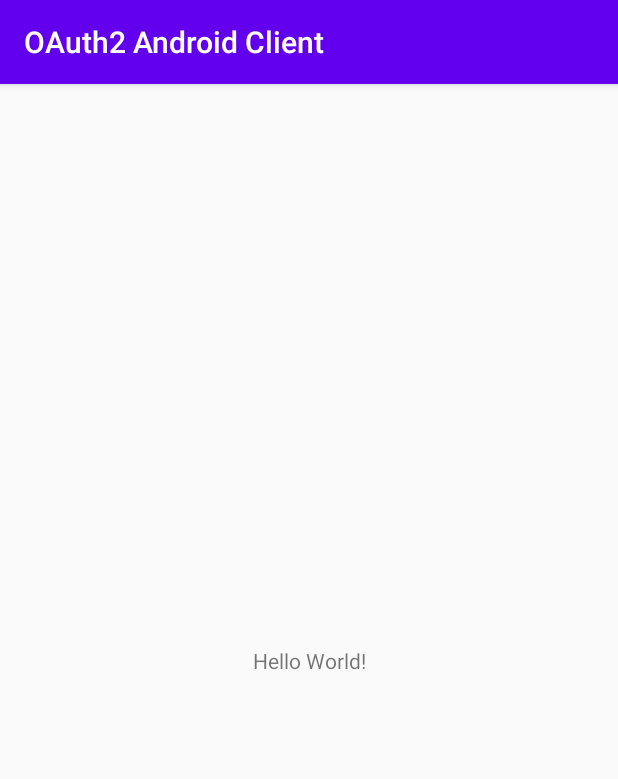
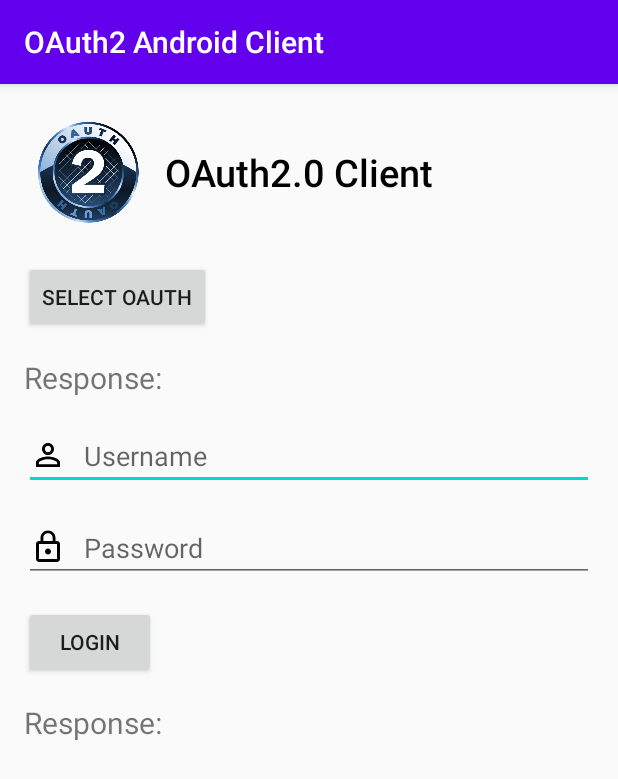
Before and after one commit to naswithrpi/oauth2-android-client, an Android app: the screen it shows after launch (MainActivity), on a phone screen of 412 x 824 dp. Shown: the top 779 px of the screen. Run offline under Robolectric (Android 15) with nearby library versions, the phone set to English and light mode, and no system bars.

Commit message:
created basic UI

```diff
--- a/app/src/main/AndroidManifest.xml
+++ b/app/src/main/AndroidManifest.xml
@@ -4,9 +4,9 @@
 
     <application
         android:allowBackup="true"
-        android:icon="@mipmap/ic_launcher"
+        android:icon="@drawable/oauth"
         android:label="@string/app_name"
-        android:roundIcon="@mipmap/ic_launcher_round"
+        android:roundIcon="@drawable/oauth"
         android:supportsRtl="true"
         android:theme="@style/AppTheme">
         <activity android:name=".MainActivity">
--- /dev/null
+++ b/app/src/main/res/drawable/ic_lock_outline_black_24dp.xml
@@ -0,0 +1,9 @@
+<vector xmlns:android="http://schemas.android.com/apk/res/android"
+    android:width="24dp"
+    android:height="24dp"
+    android:viewportWidth="24.0"
+    android:viewportHeight="24.0">
+    <path
+        android:fillColor="#FF000000"
+        android:pathData="M12,17c1.1,0 2,-0.9 2,-2s-0.9,-2 -2,-2 -2,0.9 -2,2 0.9,2 2,2zM18,8h-1L17,6c0,-2.76 -2.24,-5 -5,-5S7,3.24 7,6v2L6,8c-1.1,0 -2,0.9 -2,2v10c0,1.1 0.9,2 2,2h12c1.1,0 2,-0.9 2,-2L20,10c0,-1.1 -0.9,-2 -2,-2zM8.9,6c0,-1.71 1.39,-3.1 3.1,-3.1s3.1,1.39 3.1,3.1v2L8.9,8L8.9,6zM18,20L6,20L6,10h12v10z" />
+</vector>
--- /dev/null
+++ b/app/src/main/res/drawable/ic_person_outline_black_24dp.xml
@@ -0,0 +1,9 @@
+<vector xmlns:android="http://schemas.android.com/apk/res/android"
+    android:width="24dp"
+    android:height="24dp"
+    android:viewportWidth="24.0"
+    android:viewportHeight="24.0">
+    <path
+        android:fillColor="#FF000000"
+        android:pathData="M12,5.9c1.16,0 2.1,0.94 2.1,2.1s-0.94,2.1 -2.1,2.1S9.9,9.16 9.9,8s0.94,-2.1 2.1,-2.1m0,9c2.97,0 6.1,1.46 6.1,2.1v1.1L5.9,18.1L5.9,17c0,-0.64 3.13,-2.1 6.1,-2.1M12,4C9.79,4 8,5.79 8,8s1.79,4 4,4 4,-1.79 4,-4 -1.79,-4 -4,-4zM12,13c-2.67,0 -8,1.34 -8,4v3h16v-3c0,-2.66 -5.33,-4 -8,-4z" />
+</vector>
--- a/app/src/main/res/layout/activity_main.xml
+++ b/app/src/main/res/layout/activity_main.xml
@@ -1,18 +1,90 @@
 <?xml version="1.0" encoding="utf-8"?>
-<androidx.constraintlayout.widget.ConstraintLayout xmlns:android="http://schemas.android.com/apk/res/android"
-    xmlns:app="http://schemas.android.com/apk/res-auto"
+<androidx.core.widget.NestedScrollView xmlns:android="http://schemas.android.com/apk/res/android"
     xmlns:tools="http://schemas.android.com/tools"
     android:layout_width="match_parent"
     android:layout_height="match_parent"
+    android:layout_margin="16dp"
     tools:context=".MainActivity">
 
-    <TextView
-        android:layout_width="wrap_content"
+    <LinearLayout
+        android:layout_width="match_parent"
         android:layout_height="wrap_content"
-        android:text="Hello World!"
-        app:layout_constraintBottom_toBottomOf="parent"
-        app:layout_constraintLeft_toLeftOf="parent"
-        app:layout_constraintRight_toRightOf="parent"
-        app:layout_constraintTop_toTopOf="parent" />
+        android:orientation="vertical">
 
-</androidx.constraintlayout.widget.ConstraintLayout>
+        <!-- Header -->
+        <RelativeLayout
+            android:layout_width="match_parent"
+            android:layout_height="wrap_content"
+            android:layout_margin="8dp">
+
+            <ImageView
+                android:id="@+id/iv_icon"
+                android:layout_width="70dp"
+                android:layout_height="70dp"
+                android:layout_alignParentStart="true"
+                android:src="@drawable/oauth" />
+
+            <TextView
+                android:layout_width="wrap_content"
+                android:layout_height="wrap_content"
+                android:layout_centerVertical="true"
+                android:layout_marginStart="16dp"
+                android:layout_toEndOf="@+id/iv_icon"
+                android:fontFamily="sans-serif-light"
+                android:text="OAuth2.0 Client"
+                android:textColor="@color/colorBlack"
+                android:textSize="25sp"
+                android:textStyle="bold" />
+
+        </RelativeLayout>
+
+        <Button
+            android:id="@+id/btn_select_oauth"
+            android:layout_width="wrap_content"
+            android:layout_height="wrap_content"
+            android:layout_marginTop="16dp"
+            android:text="Select OAuth" />
+
+        <TextView
+            android:id="@+id/tv_client_identification_response"
+            android:layout_width="wrap_content"
+            android:layout_height="wrap_content"
+            android:layout_marginTop="16dp"
+            android:text="Response:"
+            android:textSize="20sp" />
+
+        <EditText
+            android:id="@+id/et_username"
+            android:layout_width="match_parent"
+            android:layout_height="wrap_content"
+            android:layout_marginTop="16dp"
+            android:drawableStart="@drawable/ic_person_outline_black_24dp"
+            android:drawablePadding="12dp"
+            android:hint="Username" />
+
+        <EditText
+            android:id="@+id/et_password"
+            android:layout_width="match_parent"
+            android:layout_height="match_parent"
+            android:layout_marginTop="16dp"
+            android:drawableStart="@drawable/ic_lock_outline_black_24dp"
+            android:drawablePadding="12dp"
+            android:hint="Password" />
+
+        <Button
+            android:layout_width="wrap_content"
+            android:layout_height="wrap_content"
+            android:layout_marginTop="16dp"
+            android:text="Login" />
+
+        <TextView
+            android:id="@+id/tv_auth_code_response"
+            android:layout_width="wrap_content"
+            android:layout_height="wrap_content"
+            android:layout_marginTop="16dp"
+            android:text="Response:"
+            android:textSize="20sp" />
+
+    </LinearLayout>
+
+</androidx.core.widget.NestedScrollView>
--- a/app/src/main/res/values/colors.xml
+++ b/app/src/main/res/values/colors.xml
@@ -3,4 +3,6 @@
     <color name="colorPrimary">#6200EE</color>
     <color name="colorPrimaryDark">#3700B3</color>
     <color name="colorAccent">#03DAC5</color>
+
+    <color name="colorBlack">#000</color>
 </resources>
```
Also changed, not shown: app/src/main/res/drawable/oauth.png (added).
